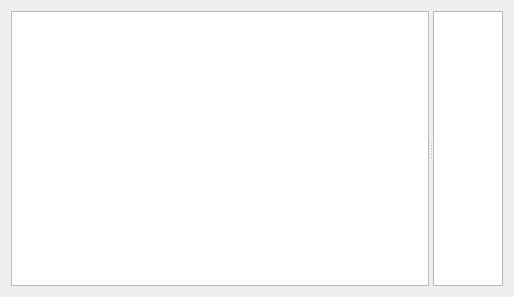
Before: the Qt Designer form ui/editworktaskwidget.ui in the-codeslinger/WorkTracker, drawn with Qt 5.
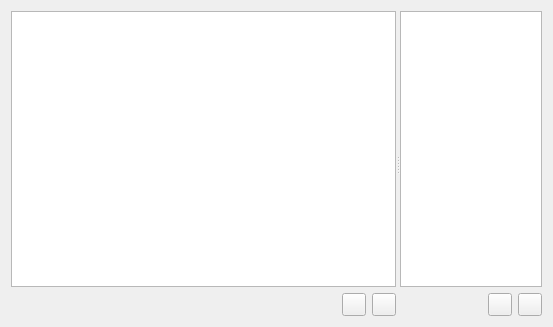
After: the same form once the commit is applied. Icons and pictures are not drawn.

```diff
--- a/ui/editworktaskwidget.ui
+++ b/ui/editworktaskwidget.ui
@@ -6,8 +6,8 @@
    <rect>
     <x>0</x>
     <y>0</y>
-    <width>514</width>
-    <height>297</height>
+    <width>553</width>
+    <height>327</height>
    </rect>
   </property>
   <property name="sizePolicy">
@@ -19,16 +19,82 @@
   <property name="windowTitle">
    <string>Form</string>
   </property>
-  <layout class="QVBoxLayout" name="verticalLayout">
+  <layout class="QVBoxLayout" name="verticalLayout_3">
    <item>
     <widget class="QSplitter" name="splitter">
+     <property name="sizePolicy">
+      <sizepolicy hsizetype="Expanding" vsizetype="Expanding">
+       <horstretch>0</horstretch>
+       <verstretch>0</verstretch>
+      </sizepolicy>
+     </property>
      <property name="orientation">
       <enum>Qt::Horizontal</enum>
      </property>
      <property name="opaqueResize">
       <bool>true</bool>
      </property>
+     <widget class="QWidget" name="widget" native="true">
+      <property name="sizePolicy">
+       <sizepolicy hsizetype="Expanding" vsizetype="Expanding">
+        <horstretch>0</horstretch>
+        <verstretch>0</verstretch>
+       </sizepolicy>
+      </property>
+      <layout class="QVBoxLayout" name="verticalLayout">
+       <item>
      <widget class="QListView" name="tasksListView"/>
+       </item>
+       <item>
+        <layout class="QHBoxLayout" name="horizontalLayout">
+         <item>
+          <spacer name="horizontalSpacer">
+           <property name="orientation">
+            <enum>Qt::Horizontal</enum>
+           </property>
+           <property name="sizeHint" stdset="0">
+            <size>
+             <width>40</width>
+             <height>20</height>
+            </size>
+           </property>
+          </spacer>
+         </item>
+         <item>
+          <widget class="QToolButton" name="addTaskButton">
+           <property name="text">
+            <string/>
+           </property>
+           <property name="icon">
+            <iconset resource="../icons.qrc">
+             <normaloff>:/icon/Add.svg</normaloff>:/icon/Add.svg</iconset>
+           </property>
+          </widget>
+         </item>
+         <item>
+          <widget class="QToolButton" name="removeTaskButton">
+           <property name="text">
+            <string/>
+           </property>
+           <property name="icon">
+            <iconset resource="../icons.qrc">
+             <normaloff>:/icon/Remove.svg</normaloff>:/icon/Remove.svg</iconset>
+           </property>
+          </widget>
+         </item>
+        </layout>
+       </item>
+      </layout>
+     </widget>
+     <widget class="QWidget" name="widget_2" native="true">
+      <property name="sizePolicy">
+       <sizepolicy hsizetype="Expanding" vsizetype="Expanding">
+        <horstretch>0</horstretch>
+        <verstretch>0</verstretch>
+       </sizepolicy>
+      </property>
+      <layout class="QVBoxLayout" name="verticalLayout_2">
+       <item>
      <widget class="QTableView" name="taskTimesTableView">
       <property name="sizeAdjustPolicy">
        <enum>QAbstractScrollArea::AdjustToContents</enum>
@@ -67,10 +133,54 @@
        <bool>false</bool>
       </attribute>
      </widget>
-    </widget>
-   </item>
-  </layout>
- </widget>
- <resources/>
+       </item>
+       <item>
+        <layout class="QHBoxLayout" name="horizontalLayout_2">
+         <item>
+          <spacer name="horizontalSpacer_2">
+           <property name="orientation">
+            <enum>Qt::Horizontal</enum>
+           </property>
+           <property name="sizeHint" stdset="0">
+            <size>
+             <width>40</width>
+             <height>20</height>
+            </size>
+           </property>
+          </spacer>
+         </item>
+         <item>
+          <widget class="QToolButton" name="addTimeButton">
+           <property name="text">
+            <string/>
+           </property>
+           <property name="icon">
+            <iconset resource="../icons.qrc">
+             <normaloff>:/icon/Add.svg</normaloff>:/icon/Add.svg</iconset>
+           </property>
+          </widget>
+         </item>
+         <item>
+          <widget class="QToolButton" name="removeTimeButton">
+           <property name="text">
+            <string/>
+           </property>
+           <property name="icon">
+            <iconset resource="../icons.qrc">
+             <normaloff>:/icon/Remove.svg</normaloff>:/icon/Remove.svg</iconset>
+           </property>
+          </widget>
+         </item>
+        </layout>
+       </item>
+      </layout>
+     </widget>
+    </widget>
+   </item>
+  </layout>
+ </widget>
+ <resources>
+  <include location="../icons.qrc"/>
+ </resources>
  <connections/>
 </ui>
```
Lines whose indentation alone changed are shown as unchanged.
